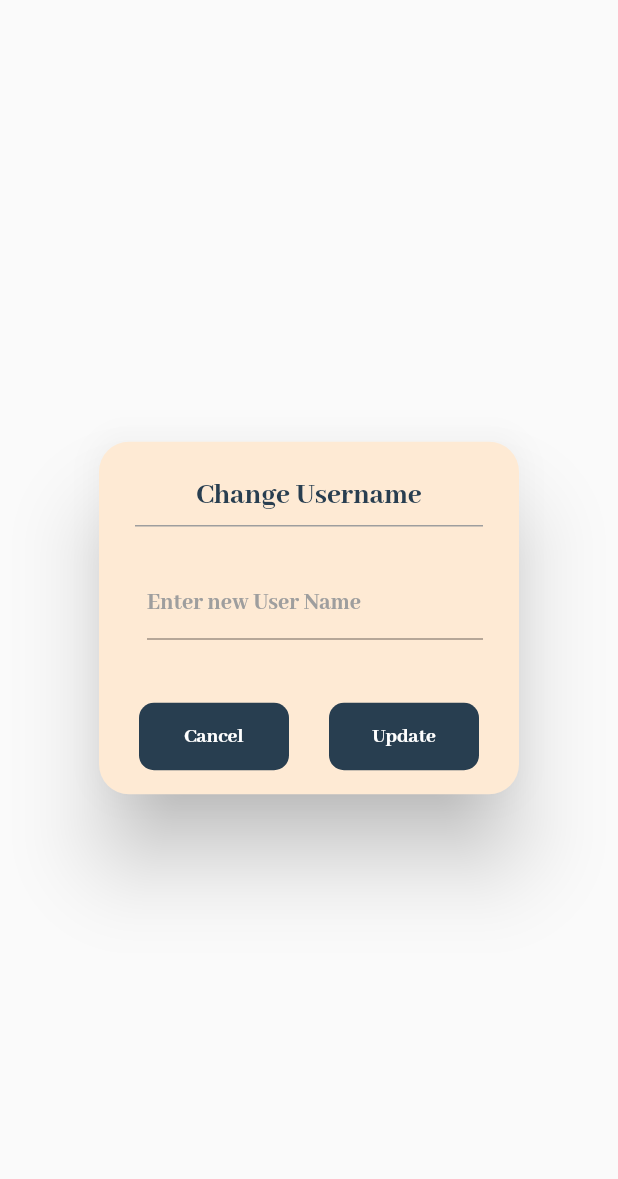
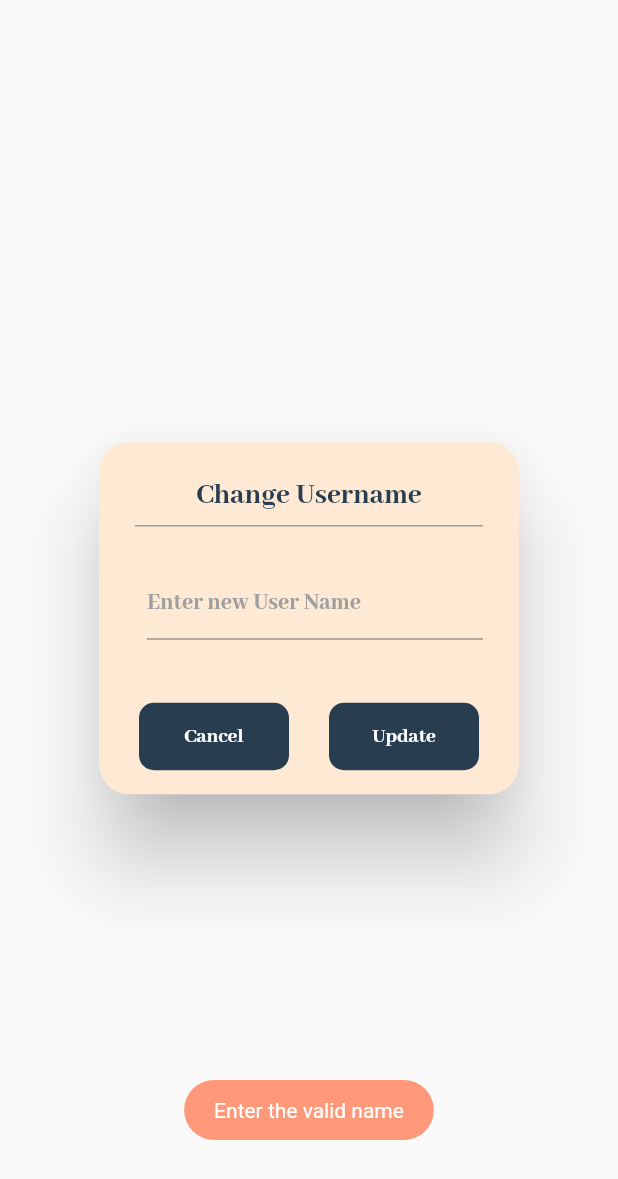
Before and after one commit to puzanadhikari/SwiftPages, a Flutter app: the CustomAlertDialog widget shown alone on an empty page, opened directly, after a tap on "Update", on a phone screen of 412 x 824 dp. Shown: the top 1179 px of the screen. Run offline on Flutter 3.47's test engine with Material 2 defaults, Android fonts, the phone set to English and light mode, and no system bars; our stand-ins replace cached_network_image, carousel_slider, cloud_firestore, dots_indicator, dropdown_button2, firebase_auth and 13 more; missing offline and left inert: flutter_flip_clock, from_to_time_picker, tutorial_coach_mark; accounts and stored records are empty; network calls fail.

Commit message:
profile page change username validation done

```diff
--- a/lib/ui/aboutUs.dart
+++ b/lib/ui/aboutUs.dart
@@ -111,7 +111,7 @@ class _AboutUsPageState extends State<AboutUsPage> {
                                   child:  Image.network(
                                     linkedinLogo,
                                     errorBuilder: (context, error, stackTrace) {
-                                      return Text('I');
+                                      return Text('');
                                     },
                                   ),),
                               SizedBox(width: 10,),
--- a/lib/ui/profilePage.dart
+++ b/lib/ui/profilePage.dart
@@ -1080,11 +1080,13 @@ class _CustomAlertDialogState extends State<CustomAlertDialog> {
         child: Expanded(
           child: Padding(
             padding: const EdgeInsets.only(left: 8.0),
-            child:TextField(
+            child:TextFormField(
+
               style: TextStyle(
                   color: Color(0xff283E50),
                   fontFamily: 'font'
               ),
+
               controller: _textFieldController,
               decoration: InputDecoration(
                 hintText: "Enter new User Name",
@@ -1140,7 +1142,7 @@ class _CustomAlertDialogState extends State<CustomAlertDialog> {
                   ),
                   child: TextButton(
                     onPressed: () {
-                      updateDisplayName(_textFieldController.text);
+                      _textFieldController.text.isEmpty?Fluttertoast.showToast(msg: "Enter the valid name",backgroundColor: Color(0xFFFF997A)) :updateDisplayName(_textFieldController.text);
                     },
                     child: Text(
                       'Update',
@@ -1287,7 +1289,7 @@ class _CustomAlertPasswordDialogState extends State<CustomAlertPasswordDialog> {
                   ),
                   child: TextButton(
                     onPressed: () {
-                      _sendPasswordResetEmail();
+                   _sendPasswordResetEmail();
                       _signOut();
                       Navigator.pop(context);
                     },
```
